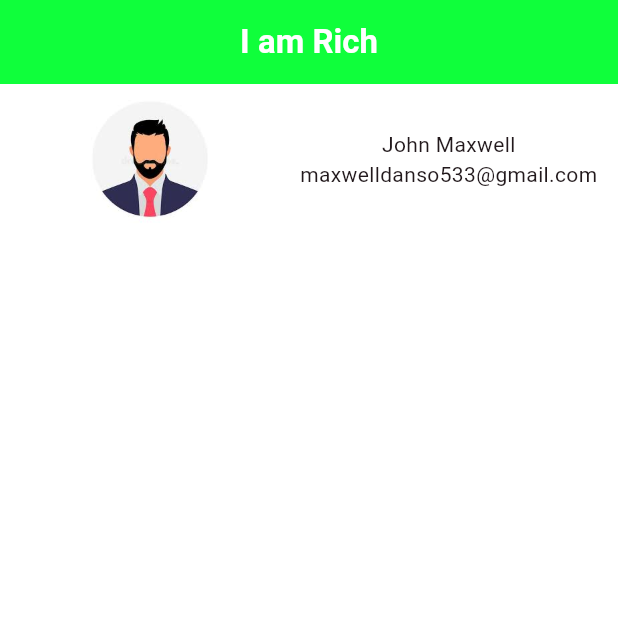
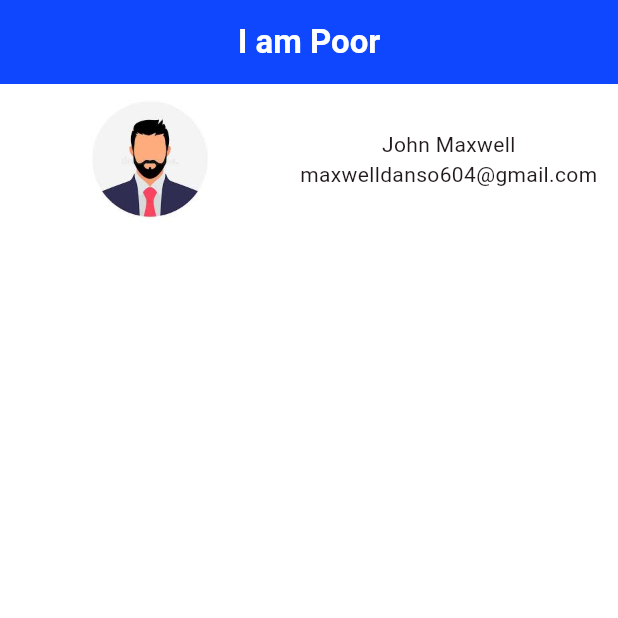
Before and after one commit to jaemax234/flutterproject5, a Flutter app: the screen it shows after launch, on a phone screen of 412 x 824 dp, the top half of it. Run offline on Flutter 3.47's test engine with Material 3 defaults, Android fonts, the phone set to English and light mode, and no system bars.

Commit message:
new change

```diff
--- a/lib/main.dart
+++ b/lib/main.dart
@@ -26,13 +26,14 @@ class Homepage extends StatelessWidget {
   Widget build(BuildContext context) {
     return Scaffold(
       appBar: AppBar(
-        title: Text("I am Rich", style: TextStyle(color: Colors.white, fontWeight: FontWeight.bold)),
-        backgroundColor: Color.fromARGB(255, 15, 255, 59),
+        title: Text("I am Poor", style: TextStyle(color: Colors.white, fontWeight: FontWeight.bold)),
+        backgroundColor: Color.fromARGB(255, 15, 71, 255),
         centerTitle: true,
 
       ),
       backgroundColor: Colors.white,
-      body:  Column(
+      body:  Container(
+        child: Column(
           children: [
           Row(
 
@@ -42,13 +43,14 @@ class Homepage extends StatelessWidget {
                 Column(
                   children: [
                     Text("John Maxwell"),
-                  Text("maxwelldanso533@gmail.com")
+                    Text("maxwelldanso604@gmail.com")
                   ],
                 )
               ],
             ),
           ],
         ),
+      ),
 
 
     );
```
Also changed, not shown: 62 other files. Lines whose indentation alone changed are shown as unchanged.
